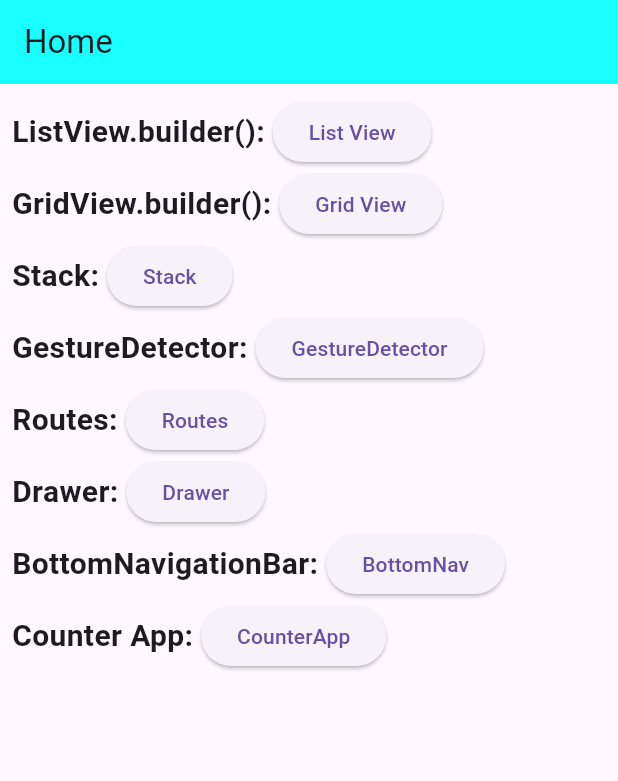
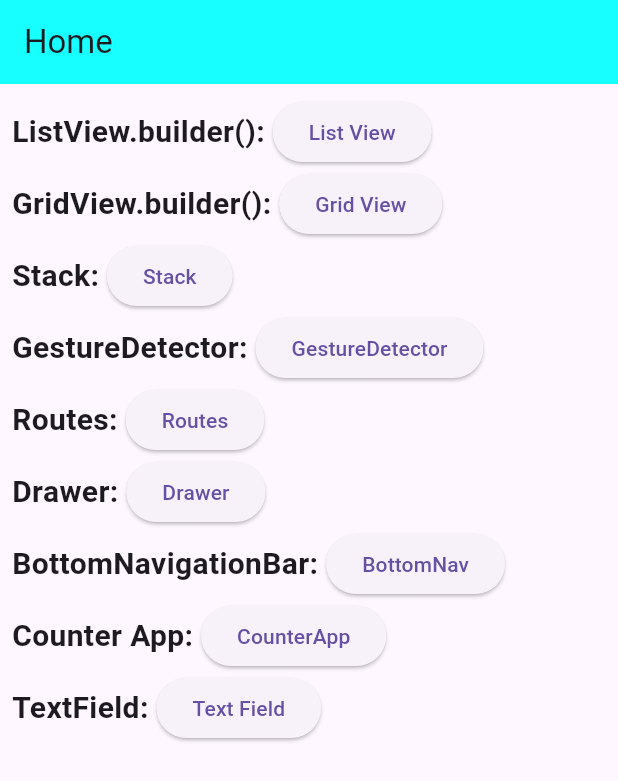
Before and after one commit to tejastidake-coditas/app_6, a Flutter app: the screen it shows after launch, on a phone screen of 412 x 824 dp. Shown: the top 781 px of the screen. Run offline on Flutter 3.47's test engine with Material 3 defaults, Android fonts, the phone set to English and light mode, and no system bars.

Commit message:
Text Filed

```diff
--- a/lib/pages/homePage.dart
+++ b/lib/pages/homePage.dart
@@ -1,3 +1,4 @@
+import 'package:app_6/pages/editText.dart';
 import 'package:flutter/material.dart';
 
 import 'GridViewPage.dart';
@@ -133,6 +134,16 @@ class _homePageState extends State<homePage> {
                         Navigator.pushNamed(context, '/counterApp');
                       }, child: Text("CounterApp"))
                     ],
+                  ),
+                  Row(
+                    children: [
+                      Text(
+                        "TextField: ", style: TextStyle(fontWeight: FontWeight.bold, fontSize: 20),
+                      ),
+                      ElevatedButton(onPressed: () {
+                        Navigator.push(context, MaterialPageRoute(builder: (context) => EditText()));
+                      }, child: Text("Text Field"))
+                    ],
                   )
                 ]))));
   }
```
Also changed, not shown: lib/pages/editText.dart (added, +47 -0 lines).
